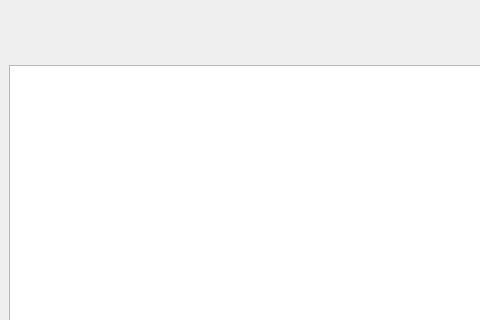
Qt form mainwindow.ui (Kriskus/SimpleTester) before a commit; both pictures show x 0 to 480 and y 0 to 320 of the 1034 by 511 pixel window.
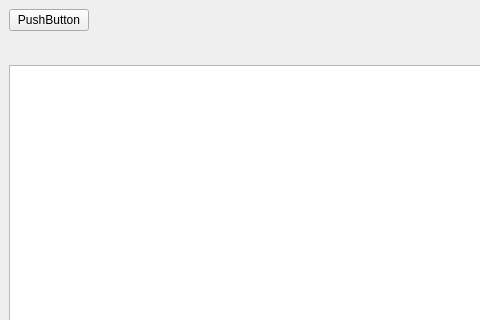
The same form after that commit.

```diff
--- a/mainwindow.ui
+++ b/mainwindow.ui
@@ -41,6 +41,13 @@
     </item>
     <item row="0" column="0">
      <layout class="QHBoxLayout" name="horizontalLayout">
+      <item>
+       <widget class="QPushButton" name="pushButton">
+        <property name="text">
+         <string>PushButton</string>
+        </property>
+       </widget>
+      </item>
       <item>
        <spacer name="horizontalSpacer">
         <property name="orientation">
```
Left out of the diff: 8 changed lines with no effect on the pictures.
